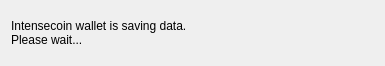
This is src/Gui/Common/ExitWidget.ui in furiousteam/bloc-wallet-2.0-deprecated as Qt 5 draws it before an edit. The edited form follows.
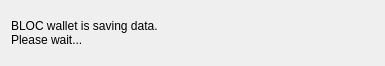
This is the edited form.

```diff
--- a/src/Gui/Common/ExitWidget.ui
+++ b/src/Gui/Common/ExitWidget.ui
@@ -17,7 +17,7 @@
    <item>
     <widget class="QLabel" name="label">
      <property name="text">
-      <string>Intensecoin wallet is saving data.
+      <string>BLOC wallet is saving data.
 Please wait...</string>
      </property>
     </widget>
```
